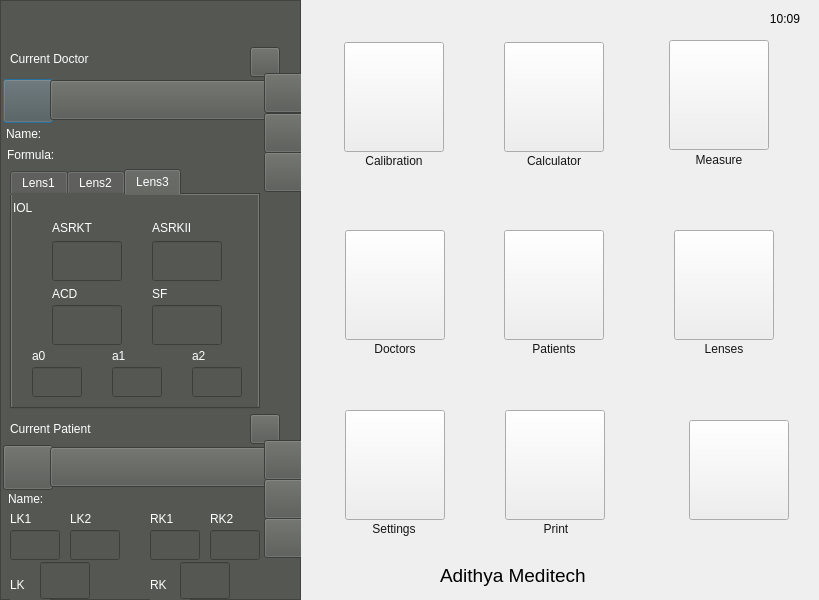
amtsource2025/Ascan_old, file homescreendialog.ui: the form before one commit.
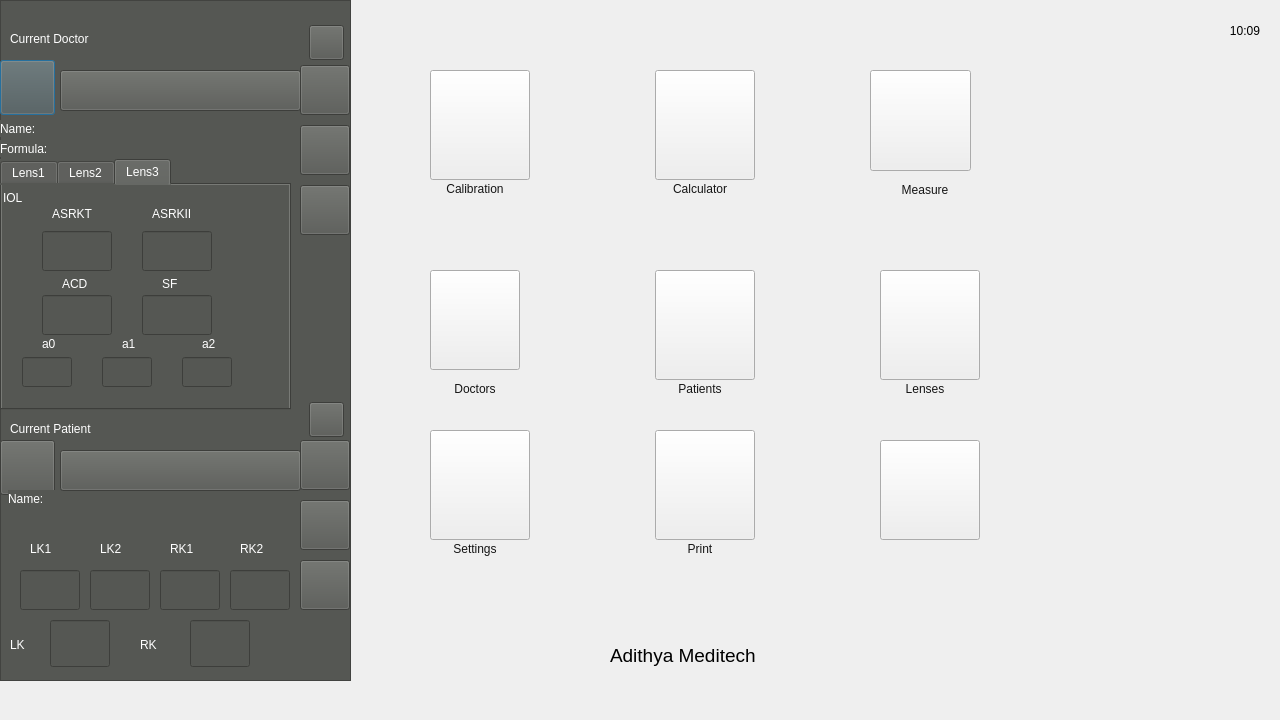
The form after the commit. Icons and pictures are not drawn.

```diff
--- a/homescreendialog.ui
+++ b/homescreendialog.ui
@@ -6,8 +6,8 @@
    <rect>
     <x>0</x>
     <y>0</y>
-    <width>819</width>
-    <height>600</height>
+    <width>1280</width>
+    <height>720</height>
    </rect>
   </property>
   <property name="windowTitle">
@@ -21,8 +21,8 @@
     <rect>
      <x>0</x>
      <y>0</y>
-     <width>301</width>
-     <height>600</height>
+     <width>351</width>
+     <height>681</height>
     </rect>
    </property>
    <property name="styleSheet">
@@ -38,10 +38,10 @@
    <widget class="QPushButton" name="btn_currentDoctorLogo">
     <property name="geometry">
      <rect>
-      <x>3</x>
-      <y>79</y>
-      <width>50</width>
-      <height>44</height>
+      <x>0</x>
+      <y>60</y>
+      <width>55</width>
+      <height>55</height>
      </rect>
     </property>
     <property name="styleSheet">
@@ -55,10 +55,10 @@
    <widget class="QPushButton" name="btn_currentPatientLogo">
     <property name="geometry">
      <rect>
-      <x>3</x>
-      <y>445</y>
-      <width>50</width>
-      <height>45</height>
+      <x>0</x>
+      <y>440</y>
+      <width>55</width>
+      <height>55</height>
      </rect>
     </property>
     <property name="styleSheet">
@@ -73,7 +73,7 @@
     <property name="geometry">
      <rect>
       <x>10</x>
-      <y>50</y>
+      <y>30</y>
       <width>160</width>
       <height>17</height>
      </rect>
@@ -104,8 +104,8 @@
    <widget class="QLabel" name="lbl_currentDoctorName">
     <property name="geometry">
      <rect>
-      <x>6</x>
-      <y>125</y>
+      <x>0</x>
+      <y>120</y>
       <width>250</width>
       <height>17</height>
      </rect>
@@ -120,8 +120,8 @@
    <widget class="QLabel" name="lbl_currentDoctorFormula">
     <property name="geometry">
      <rect>
-      <x>7</x>
-      <y>146</y>
+      <x>0</x>
+      <y>140</y>
       <width>250</width>
       <height>17</height>
      </rect>
@@ -136,10 +136,10 @@
    <widget class="QTabWidget" name="tabWidget_currentDoctor">
     <property name="geometry">
      <rect>
-      <x>10</x>
-      <y>169</y>
-      <width>250</width>
-      <height>240</height>
+      <x>0</x>
+      <y>159</y>
+      <width>291</width>
+      <height>251</height>
      </rect>
     </property>
     <property name="styleSheet">
@@ -631,7 +631,7 @@
      <widget class="QLabel" name="lbl_sfLensThree">
       <property name="geometry">
        <rect>
-        <x>140</x>
+        <x>160</x>
         <y>90</y>
         <width>60</width>
         <height>17</height>
@@ -707,7 +707,7 @@
      <widget class="QLabel" name="lbl_acdLensThree">
       <property name="geometry">
        <rect>
-        <x>40</x>
+        <x>60</x>
         <y>90</y>
         <width>60</width>
         <height>17</height>
@@ -723,8 +723,8 @@
      <widget class="QLabel" name="lbl_asrkiiLensThree">
       <property name="geometry">
        <rect>
-        <x>140</x>
-        <y>24</y>
+        <x>150</x>
+        <y>20</y>
         <width>60</width>
         <height>17</height>
        </rect>
@@ -739,8 +739,8 @@
      <widget class="QLabel" name="lbl_a1LensThree">
       <property name="geometry">
        <rect>
-        <x>100</x>
-        <y>152</y>
+        <x>120</x>
+        <y>150</y>
         <width>40</width>
         <height>17</height>
        </rect>
@@ -770,8 +770,8 @@
      <widget class="QLabel" name="lbl_a2LensThree">
       <property name="geometry">
        <rect>
-        <x>180</x>
-        <y>152</y>
+        <x>200</x>
+        <y>150</y>
         <width>40</width>
         <height>17</height>
        </rect>
@@ -817,8 +817,8 @@
      <widget class="QLabel" name="lbl_asrktLensThree">
       <property name="geometry">
        <rect>
-        <x>40</x>
-        <y>24</y>
+        <x>50</x>
+        <y>20</y>
         <width>60</width>
         <height>17</height>
        </rect>
@@ -848,8 +848,8 @@
      <widget class="QLabel" name="lbl_a0LensThree">
       <property name="geometry">
        <rect>
-        <x>20</x>
-        <y>152</y>
+        <x>40</x>
+        <y>150</y>
         <width>40</width>
         <height>17</height>
        </rect>
@@ -866,10 +866,10 @@
    <widget class="QPushButton" name="btn_currentDoctorMore">
     <property name="geometry">
      <rect>
-      <x>250</x>
-      <y>47</y>
-      <width>30</width>
-      <height>30</height>
+      <x>309</x>
+      <y>25</y>
+      <width>35</width>
+      <height>35</height>
      </rect>
     </property>
     <property name="styleSheet">
@@ -883,10 +883,10 @@
    <widget class="QPushButton" name="btn_currentPatientMore">
     <property name="geometry">
      <rect>
-      <x>250</x>
-      <y>414</y>
-      <width>30</width>
-      <height>30</height>
+      <x>309</x>
+      <y>402</y>
+      <width>35</width>
+      <height>35</height>
      </rect>
     </property>
     <property name="styleSheet">
@@ -916,10 +916,10 @@
    <widget class="QLineEdit" name="lbl_currentPatientLK1Value">
     <property name="geometry">
      <rect>
-      <x>10</x>
-      <y>530</y>
-      <width>50</width>
-      <height>30</height>
+      <x>20</x>
+      <y>570</y>
+      <width>60</width>
+      <height>40</height>
      </rect>
     </property>
     <property name="font">
@@ -936,8 +936,8 @@
    <widget class="QLabel" name="lbl_currentPatientLK1">
     <property name="geometry">
      <rect>
-      <x>10</x>
-      <y>510</y>
+      <x>30</x>
+      <y>540</y>
       <width>40</width>
       <height>17</height>
      </rect>
@@ -952,8 +952,8 @@
    <widget class="QLabel" name="lbl_currentPatientLK2">
     <property name="geometry">
      <rect>
-      <x>70</x>
-      <y>510</y>
+      <x>100</x>
+      <y>540</y>
       <width>40</width>
       <height>17</height>
      </rect>
@@ -968,10 +968,10 @@
    <widget class="QLineEdit" name="lbl_currentPatientLK2Value">
     <property name="geometry">
      <rect>
-      <x>70</x>
-      <y>530</y>
-      <width>50</width>
-      <height>30</height>
+      <x>90</x>
+      <y>570</y>
+      <width>60</width>
+      <height>40</height>
      </rect>
     </property>
     <property name="font">
@@ -992,7 +992,7 @@
     <property name="geometry">
      <rect>
       <x>10</x>
-      <y>570</y>
+      <y>630</y>
       <width>40</width>
       <height>30</height>
      </rect>
@@ -1007,10 +1007,10 @@
    <widget class="QLineEdit" name="lbl_currentPatientLKValue">
     <property name="geometry">
      <rect>
-      <x>40</x>
-      <y>562</y>
-      <width>50</width>
-      <height>37</height>
+      <x>50</x>
+      <y>620</y>
+      <width>60</width>
+      <height>47</height>
      </rect>
     </property>
     <property name="font">
@@ -1030,8 +1030,8 @@
    <widget class="QLabel" name="lbl_currentPatientRK2">
     <property name="geometry">
      <rect>
-      <x>210</x>
-      <y>510</y>
+      <x>240</x>
+      <y>540</y>
       <width>40</width>
       <height>17</height>
      </rect>
@@ -1046,8 +1046,8 @@
    <widget class="QLabel" name="lbl_currentPatientRK1">
     <property name="geometry">
      <rect>
-      <x>150</x>
-      <y>510</y>
+      <x>170</x>
+      <y>540</y>
       <width>40</width>
       <height>17</height>
      </rect>
@@ -1062,10 +1062,10 @@
    <widget class="QLineEdit" name="lbl_currentPatientRKValue">
     <property name="geometry">
      <rect>
-      <x>180</x>
-      <y>562</y>
-      <width>50</width>
-      <height>37</height>
+      <x>190</x>
+      <y>620</y>
+      <width>60</width>
+      <height>47</height>
      </rect>
     </property>
     <property name="font">
@@ -1085,10 +1085,10 @@
    <widget class="QLineEdit" name="lbl_currentPatientRK1Value">
     <property name="geometry">
      <rect>
-      <x>150</x>
-      <y>530</y>
-      <width>50</width>
-      <height>30</height>
+      <x>160</x>
+      <y>570</y>
+      <width>60</width>
+      <height>40</height>
      </rect>
     </property>
     <property name="font">
@@ -1105,10 +1105,10 @@
    <widget class="QLineEdit" name="lbl_currentPatientRK2Value">
     <property name="geometry">
      <rect>
-      <x>210</x>
-      <y>530</y>
-      <width>50</width>
-      <height>30</height>
+      <x>230</x>
+      <y>570</y>
+      <width>60</width>
+      <height>40</height>
      </rect>
     </property>
     <property name="font">
@@ -1128,8 +1128,8 @@
    <widget class="QLabel" name="lbl_currentPatientRK">
     <property name="geometry">
      <rect>
-      <x>150</x>
-      <y>570</y>
+      <x>140</x>
+      <y>630</y>
       <width>40</width>
       <height>30</height>
      </rect>
@@ -1144,10 +1144,10 @@
    <widget class="QPushButton" name="btn_currentPatientChooser">
     <property name="geometry">
      <rect>
-      <x>50</x>
-      <y>447</y>
-      <width>220</width>
-      <height>40</height>
+      <x>60</x>
+      <y>450</y>
+      <width>241</width>
+      <height>41</height>
      </rect>
     </property>
     <property name="styleSheet">
@@ -1161,10 +1161,10 @@
    <widget class="QPushButton" name="btn_currentDoctorChooser">
     <property name="geometry">
      <rect>
-      <x>50</x>
-      <y>80</y>
-      <width>220</width>
-      <height>40</height>
+      <x>60</x>
+      <y>70</y>
+      <width>241</width>
+      <height>41</height>
      </rect>
     </property>
     <property name="styleSheet">
@@ -1178,10 +1178,10 @@
    <widget class="QPushButton" name="btn_currentDocAdd">
     <property name="geometry">
      <rect>
-      <x>264</x>
-      <y>73</y>
-      <width>40</width>
-      <height>40</height>
+      <x>300</x>
+      <y>65</y>
+      <width>50</width>
+      <height>50</height>
      </rect>
     </property>
     <property name="styleSheet">
@@ -1195,10 +1195,10 @@
    <widget class="QPushButton" name="btn_currentDocEdit">
     <property name="geometry">
      <rect>
-      <x>264</x>
-      <y>113</y>
-      <width>40</width>
-      <height>40</height>
+      <x>300</x>
+      <y>125</y>
+      <width>50</width>
+      <height>50</height>
      </rect>
     </property>
     <property name="styleSheet">
@@ -1212,10 +1212,10 @@
    <widget class="QPushButton" name="btn_currentDocView">
     <property name="geometry">
      <rect>
-      <x>264</x>
-      <y>152</y>
-      <width>40</width>
-      <height>40</height>
+      <x>300</x>
+      <y>185</y>
+      <width>50</width>
+      <height>50</height>
      </rect>
     </property>
     <property name="styleSheet">
@@ -1229,10 +1229,10 @@
    <widget class="QPushButton" name="btn_currentPatientAdd">
     <property name="geometry">
      <rect>
-      <x>264</x>
+      <x>300</x>
       <y>440</y>
-      <width>40</width>
-      <height>40</height>
+      <width>50</width>
+      <height>50</height>
      </rect>
     </property>
     <property name="styleSheet">
@@ -1246,10 +1246,10 @@
    <widget class="QPushButton" name="btn_currentPatientEdit">
     <property name="geometry">
      <rect>
-      <x>264</x>
-      <y>479</y>
-      <width>40</width>
-      <height>40</height>
+      <x>300</x>
+      <y>500</y>
+      <width>50</width>
+      <height>50</height>
      </rect>
     </property>
     <property name="styleSheet">
@@ -1263,10 +1263,10 @@
    <widget class="QPushButton" name="btn_currentPatientView">
     <property name="geometry">
      <rect>
-      <x>264</x>
-      <y>518</y>
-      <width>40</width>
-      <height>40</height>
+      <x>300</x>
+      <y>560</y>
+      <width>50</width>
+      <height>50</height>
      </rect>
     </property>
     <property name="styleSheet">
@@ -1308,33 +1308,12 @@
    <zorder>btn_currentPatientEdit</zorder>
    <zorder>btn_currentPatientView</zorder>
   </widget>
-  <widget class="QLabel" name="label">
-   <property name="geometry">
-    <rect>
-     <x>440</x>
-     <y>560</y>
-     <width>290</width>
-     <height>30</height>
-    </rect>
-   </property>
-   <property name="font">
-    <font>
-     <pointsize>14</pointsize>
-    </font>
-   </property>
-   <property name="styleSheet">
-    <string notr="true">background-image:url(empty.png);</string>
-   </property>
-   <property name="text">
-    <string>Adithya Meditech</string>
-   </property>
-  </widget>
   <widget class="QLabel" name="snackbar">
    <property name="geometry">
     <rect>
-     <x>280</x>
-     <y>560</y>
-     <width>520</width>
+     <x>-1</x>
+     <y>680</y>
+     <width>1281</width>
      <height>40</height>
     </rect>
    </property>
@@ -1352,10 +1331,10 @@
   <widget class="QStackedWidget" name="stackedWidget">
    <property name="geometry">
     <rect>
-     <x>299</x>
-     <y>0</y>
-     <width>511</width>
-     <height>561</height>
+     <x>350</x>
+     <y>30</y>
+     <width>811</width>
+     <height>621</height>
     </rect>
    </property>
    <property name="styleSheet">
@@ -1368,15 +1347,21 @@
     <widget class="QPushButton" name="btn_calculator">
      <property name="geometry">
       <rect>
-       <x>205</x>
-       <y>42</y>
+       <x>305</x>
+       <y>40</y>
        <width>100</width>
        <height>110</height>
       </rect>
      </property>
      <property name="styleSheet">
-      <string notr="true">background-image:url(empty.png);
-border-image: url(:/images/calculator-icon.png);</string>
+      <string notr="true">QPushButton{
+background-image:url(:/images/empty.png);
+border-image: url(:/images/calculator-icon.png);
+}
+
+QPushButton:pressed {
+    border: 5px solid #00BCD4;
+}</string>
      </property>
      <property name="text">
       <string/>
@@ -1385,8 +1370,8 @@
     <widget class="QLabel" name="lbl_calculator">
      <property name="geometry">
       <rect>
-       <x>210</x>
-       <y>152</y>
+       <x>305</x>
+       <y>150</y>
        <width>90</width>
        <height>17</height>
       </rect>
@@ -1404,15 +1389,22 @@
     <widget class="QPushButton" name="btn_measure">
      <property name="geometry">
       <rect>
-       <x>370</x>
+       <x>520</x>
        <y>40</y>
-       <width>100</width>
-       <height>110</height>
+       <width>101</width>
+       <height>101</height>
       </rect>
      </property>
      <property name="styleSheet">
-      <string notr="true">background-image:url(empty.png);
-border-image: url(:/images/graph-icon.png);</string>
+      <string notr="true">
+QPushButton{
+background-image:url(:/images/empty.png);
+border-image: url(:/images/graph-icon.png);
+}
+
+QPushButton:pressed {
+    border: 5px solid #00BCD4;
+}</string>
      </property>
      <property name="text">
       <string/>
@@ -1421,7 +1413,7 @@
     <widget class="QLabel" name="lbl_measure">
      <property name="geometry">
       <rect>
-       <x>375</x>
+       <x>530</x>
        <y>150</y>
        <width>90</width>
        <height>20</height>
@@ -1440,15 +1432,21 @@
     <widget class="QPushButton" name="btn_print">
      <property name="geometry">
       <rect>
-       <x>206</x>
-       <y>410</y>
+       <x>305</x>
+       <y>400</y>
        <width>100</width>
        <height>110</height>
       </rect>
      </property>
      <property name="styleSheet">
-      <string notr="true">background-image:url(empty.png);
-border-image: url(:/images/print-icon.png);</string>
+      <string notr="true">QPushButton{
+background-image:url(:/images/empty.png);
+border-image: url(:/images/print-icon.png);
+}
+
+QPushButton:pressed {
+    border: 5px solid #00BCD4;
+}</string>
      </property>
      <property name="text">
       <string/>
@@ -1457,8 +1455,8 @@
     <widget class="QLabel" name="lbl_print">
      <property name="geometry">
       <rect>
-       <x>212</x>
-       <y>520</y>
+       <x>305</x>
+       <y>510</y>
        <width>90</width>
        <height>17</height>
       </rect>
@@ -1476,15 +1474,22 @@
     <widget class="QPushButton" name="btn_doctors">
      <property name="geometry">
       <rect>
-       <x>46</x>
-       <y>230</y>
-       <width>100</width>
-       <height>110</height>
+       <x>80</x>
+       <y>240</y>
+       <width>90</width>
+       <height>100</height>
       </rect>
      </property>
      <property name="styleSheet">
-      <string notr="true">background-image:url(empty.png);
-border-image: url(:/images/surgeon-icon.png);</string>
+      <string notr="true">QPushButton{
+background-image:url(:/images/empty.png);
+border-image: url(:/images/surgeon-icon.png);
+}
+
+
+QPushButton:pressed {
+    border: 5px solid #00BCD4;
+}</string>
      </property>
      <property name="text">
       <string/>
@@ -1493,8 +1498,8 @@
     <widget class="QLabel" name="lbl_doctors">
      <property name="geometry">
       <rect>
-       <x>51</x>
-       <y>340</y>
+       <x>80</x>
+       <y>350</y>
        <width>90</width>
        <height>17</height>
       </rect>
@@ -1512,15 +1517,22 @@
     <widget class="QPushButton" name="btn_patients">
      <property name="geometry">
       <rect>
-       <x>205</x>
-       <y>230</y>
+       <x>305</x>
+       <y>240</y>
        <width>100</width>
        <height>110</height>
       </rect>
      </property>
      <property name="styleSheet">
-      <string notr="true">background-image:url(empty.png);
-border-image: url(:/images/patient-icon.png);</string>
+      <string notr="true">QPushButton{
+
+background-image:url(:/images/empty.png);
+border-image: url(:/images/patient-icon.png);
+}
+
+QPushButton:pressed {
+    border: 5px solid #00BCD4;
+}</string>
      </property>
      <property name="text">
       <string/>
@@ -1529,8 +1541,8 @@
     <widget class="QLabel" name="lbl_patients">
      <property name="geometry">
       <rect>
-       <x>210</x>
-       <y>340</y>
+       <x>305</x>
+       <y>350</y>
        <width>90</width>
        <height>17</height>
       </rect>
@@ -1548,15 +1560,21 @@
     <widget class="QPushButton" name="btn_lenses">
      <property name="geometry">
       <rect>
-       <x>375</x>
-       <y>230</y>
+       <x>530</x>
+       <y>240</y>
        <width>100</width>
        <height>110</height>
       </rect>
      </property>
      <property name="styleSheet">
-      <string notr="true">background-image:url(empty.png);
-border-image: url(:/images/iol-icon.png);</string>
+      <string notr="true">QPushButton{
+background-image:url(:/images/empty.png);
+border-image: url(:/images/iol-icon.png);
+}
+
+QPushButton:pressed {
+    border: 5px solid #00BCD4;
+}</string>
      </property>
      <property name="text">
       <string/>
@@ -1565,8 +1583,8 @@
     <widget class="QLabel" name="lbl_lenses">
      <property name="geometry">
       <rect>
-       <x>380</x>
-       <y>340</y>
+       <x>530</x>
+       <y>350</y>
        <width>90</width>
        <height>17</height>
       </rect>
@@ -1584,15 +1602,23 @@
     <widget class="QPushButton" name="btn_settings">
      <property name="geometry">
       <rect>
-       <x>46</x>
-       <y>410</y>
+       <x>80</x>
+       <y>400</y>
        <width>100</width>
        <height>110</height>
       </rect>
      </property>
      <property name="styleSheet">
-      <string notr="true">background-image:url(empty.png);
-border-image: url(:/images/settings-icon.png);</string>
+      <string notr="true">QPushButton{
+
+background-image:url(:/images/empty.png);
+border-image: url(:/images/settings-icon.png);
+
+}
+
+QPushButton:pressed {
+    border: 5px solid #00BCD4;
+}</string>
      </property>
      <property name="text">
       <string/>
@@ -1601,8 +1627,8 @@
     <widget class="QLabel" name="lbl_settings">
      <property name="geometry">
       <rect>
-       <x>50</x>
-       <y>520</y>
+       <x>80</x>
+       <y>510</y>
        <width>90</width>
        <height>17</height>
       </rect>
@@ -1620,15 +1646,20 @@
     <widget class="QPushButton" name="btn_calibrate">
      <property name="geometry">
       <rect>
-       <x>45</x>
-       <y>42</y>
+       <x>80</x>
+       <y>40</y>
        <width>100</width>
        <height>110</height>
       </rect>
      </property>
      <property name="styleSheet">
-      <string notr="true">background-image:url(empty.png);
-border-image: url(:/images/calibrate-icon.png);</string>
+      <string notr="true">QPushButton{
+background-image:url(:/images/empty.png);
+border-image: url(:/images/calibrate-icon.png);
+}
+QPushButton:pressed {
+    border: 5px solid #00BCD4;
+}</string>
      </property>
      <property name="text">
       <string/>
@@ -1637,8 +1668,8 @@
     <widget class="QLabel" name="lbl_calibrate">
      <property name="geometry">
       <rect>
-       <x>50</x>
-       <y>152</y>
+       <x>80</x>
+       <y>150</y>
        <width>90</width>
        <height>17</height>
       </rect>
@@ -1653,37 +1684,25 @@
       <set>Qt::AlignCenter</set>
      </property>
     </widget>
-    <widget class="QLabel" name="lbl_lenses_2">
-     <property name="geometry">
-      <rect>
-       <x>380</x>
-       <y>520</y>
-       <width>90</width>
-       <height>17</height>
-      </rect>
-     </property>
-     <property name="styleSheet">
-      <string notr="true">background-image:url(empty.png);color:rgb(21,21,21);</string>
-     </property>
-     <property name="text">
-      <string/>
-     </property>
-     <property name="alignment">
-      <set>Qt::AlignCenter</set>
-     </property>
-    </widget>
     <widget class="QPushButton" name="btn_back">
      <property name="geometry">
       <rect>
-       <x>390</x>
-       <y>420</y>
+       <x>530</x>
+       <y>410</y>
        <width>100</width>
        <height>100</height>
       </rect>
      </property>
      <property name="styleSheet">
-      <string notr="true">background-image:url(empty.png);
-border-image: url(:/images/backbutton.png);</string>
+      <string notr="true">QPushButton{
+
+background-image:url(:/images/empty.png);
+border-image: url(:/images/backbutton.png);
+}
+
+QPushButton:pressed {
+    border: 5px solid #00BCD4;
+}</string>
      </property>
      <property name="text">
       <string/>
@@ -1852,10 +1871,10 @@
   <widget class="QLabel" name="lbl_time">
    <property name="geometry">
     <rect>
-     <x>680</x>
-     <y>-1</y>
-     <width>120</width>
-     <height>40</height>
+     <x>1139</x>
+     <y>10</y>
+     <width>121</width>
+     <height>41</height>
     </rect>
    </property>
    <property name="font">
@@ -1873,6 +1892,46 @@
     <set>Qt::AlignRight|Qt::AlignTrailing|Qt::AlignVCenter</set>
    </property>
   </widget>
+  <widget class="QLabel" name="lbl_lenses_2">
+   <property name="geometry">
+    <rect>
+     <x>1080</x>
+     <y>640</y>
+     <width>90</width>
+     <height>17</height>
+    </rect>
+   </property>
+   <property name="styleSheet">
+    <string notr="true">background-image:url(:/images/empty.png);color:rgb(21,21,21);</string>
+   </property>
+   <property name="text">
+    <string/>
+   </property>
+   <property name="alignment">
+    <set>Qt::AlignCenter</set>
+   </property>
+  </widget>
+  <widget class="QLabel" name="label">
+   <property name="geometry">
+    <rect>
+     <x>610</x>
+     <y>640</y>
+     <width>290</width>
+     <height>30</height>
+    </rect>
+   </property>
+   <property name="font">
+    <font>
+     <pointsize>14</pointsize>
+    </font>
+   </property>
+   <property name="styleSheet">
+    <string notr="true">background-image:url(:/images/empty.png);</string>
+   </property>
+   <property name="text">
+    <string>Adithya Meditech</string>
+   </property>
+  </widget>
   <zorder>frame_sidebar</zorder>
   <zorder>stackedWidget</zorder>
   <zorder>label</zorder>
```
Left out of the diff: 241 changed lines with no effect on the pictures.
